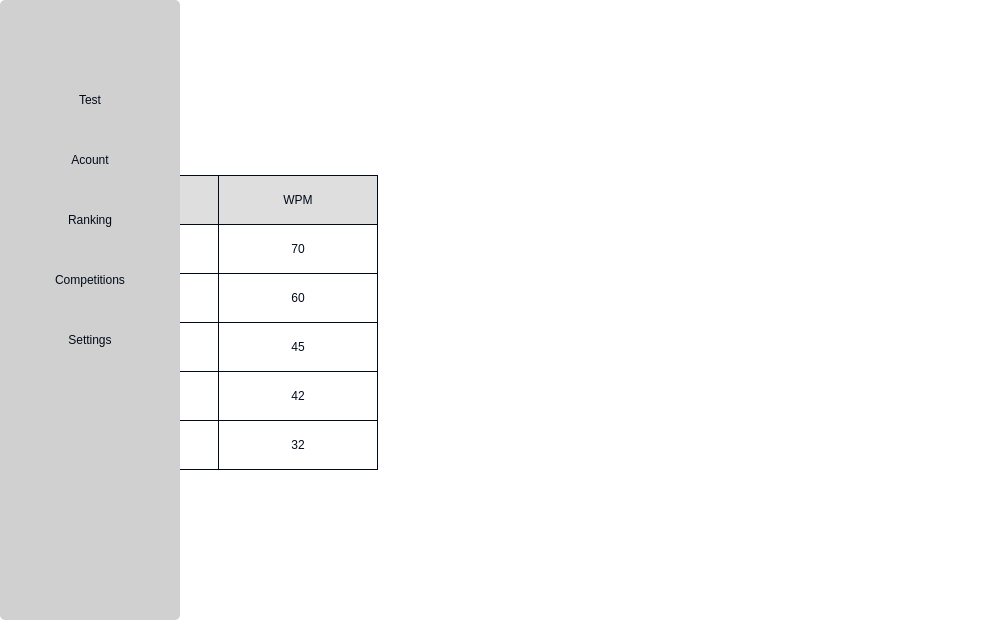
Qt form src/ui/mainpage.ui (Matin-Ardestani/Type-online-app) before a commit.
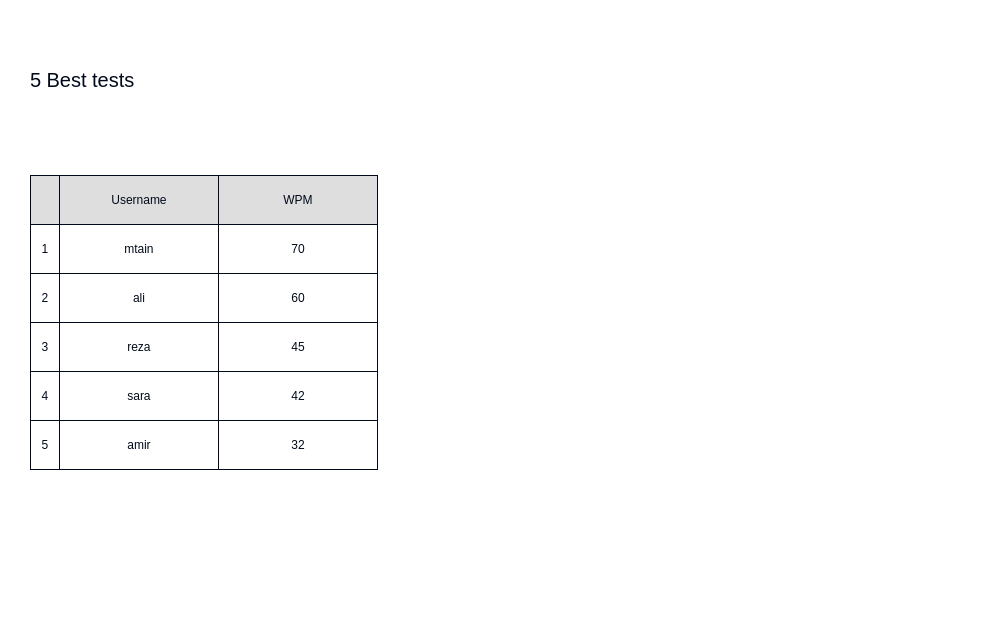
The same form after that commit. The open tabs and pages were chosen to show the change. Icons and pictures are not drawn.

```diff
--- a/src/ui/mainpage.ui
+++ b/src/ui/mainpage.ui
@@ -82,7 +82,7 @@
    <widget class="QFrame" name="sidebar">
     <property name="geometry">
      <rect>
-      <x>0</x>
+      <x>-180</x>
       <y>0</y>
       <width>180</width>
       <height>620</height>
```
Left out of the diff: 2 changed lines with no effect on the pictures.
